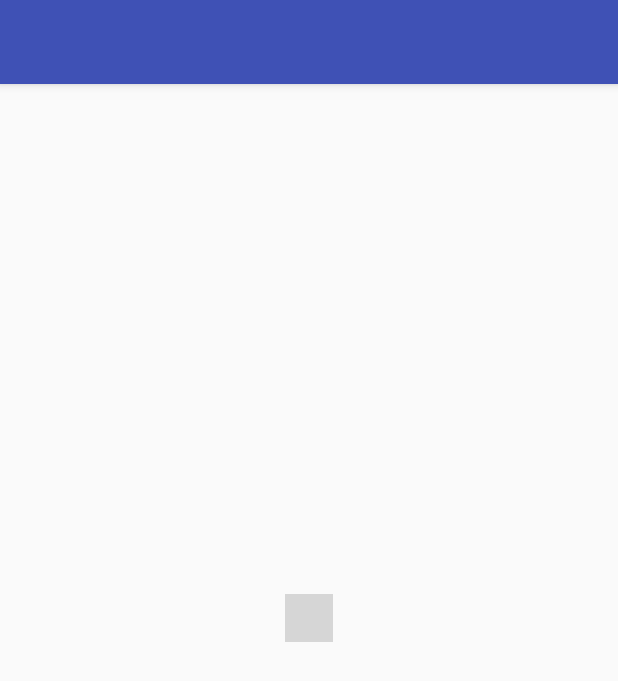
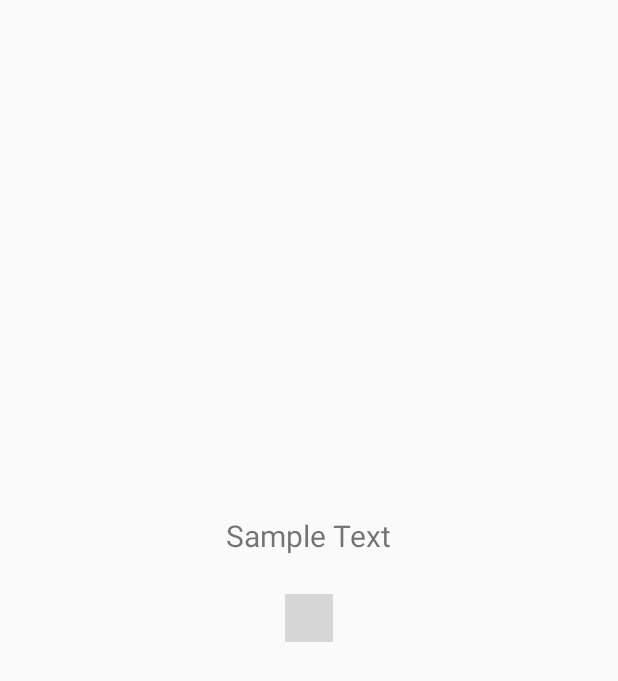
Before and after one commit to skinjal/LearningLock, an Android app: the layout activity_set_password.xml on its own in the app's theme, with its tools: preview values and no code run, on a phone screen of 412 x 824 dp. Shown: the top 681 px of the screen. Run offline under Robolectric (Android 15) with nearby library versions, the phone set to English and light mode, and no system bars; plain views replace PatternView; grey boxes are pictures that could not be loaded.

```diff
--- a/app/src/main/res/layout/activity_set_password.xml
+++ b/app/src/main/res/layout/activity_set_password.xml
@@ -7,19 +7,16 @@
     android:layout_height="fill_parent"
     android:id="@+id/container">
 
-    <android.support.design.widget.AppBarLayout
-        android:layout_width="match_parent"
+    <TextView
+        android:layout_width="wrap_content"
         android:layout_height="wrap_content"
-        android:theme="@style/AppTheme.AppBarOverlay">
-
-        <android.support.v7.widget.Toolbar
-            android:id="@+id/toolbar"
-            android:layout_width="match_parent"
-            android:layout_height="?attr/actionBarSize"
-            android:background="?attr/colorPrimary"
-            app:popupTheme="@style/AppTheme.PopupOverlay" />
-
-    </android.support.design.widget.AppBarLayout>
+        android:id="@+id/promptText"
+        android:text="Sample Text"
+        android:textAlignment="center"
+        android:textSize="20sp"
+        android:layout_above="@+id/setPasswordPattern"
+        android:layout_centerHorizontal="true"
+        android:paddingBottom="25dp"/>
 
     <me.zhanghai.android.patternlock.PatternView
         android:layout_centerInParent="true"
```
Also changed, not shown: app/src/main/java/io/alstonlin/learninglock/SetPasswordActivity.java (+10 -6 lines).
